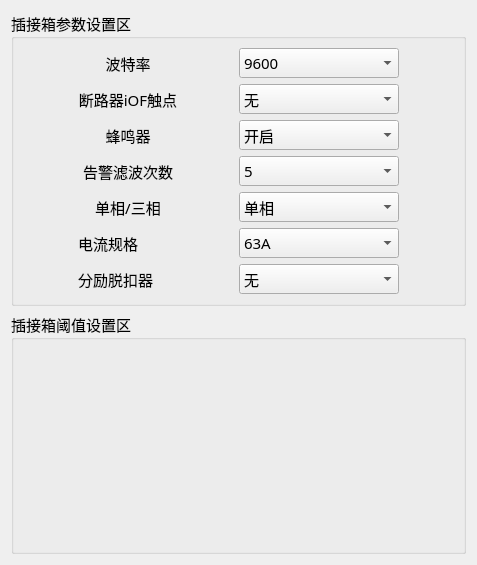
This is BusbarDebug/setting/set_siwid.ui in ChinaClever/BusbarDebug as Qt 5 draws it before an edit. The edited form follows.
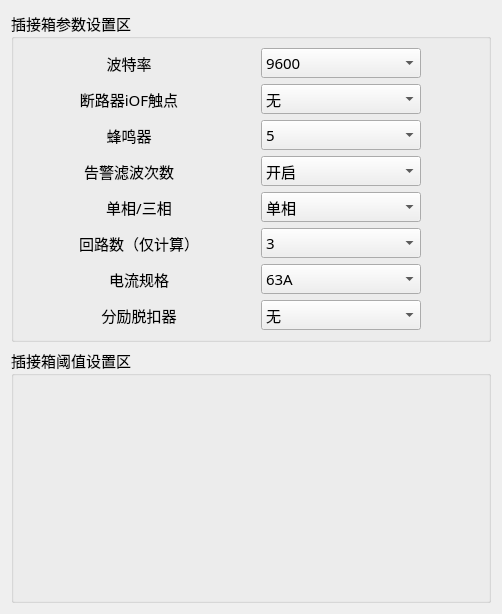
This is the edited form.

Commit message: 增加回路，总功率阈值规则更改

Diff of the .ui file:
```diff
--- a/BusbarDebug/setting/set_siwid.ui
+++ b/BusbarDebug/setting/set_siwid.ui
@@ -6,8 +6,8 @@
    <rect>
     <x>0</x>
     <y>0</y>
-    <width>477</width>
-    <height>565</height>
+    <width>502</width>
+    <height>614</height>
    </rect>
   </property>
   <property name="windowTitle">
@@ -42,7 +42,23 @@
         </property>
        </widget>
       </item>
-      <item row="0" column="1">
+      <item row="1" column="0">
+       <widget class="QLabel" name="label_9">
+        <property name="maximumSize">
+         <size>
+          <width>100</width>
+          <height>16777215</height>
+         </size>
+        </property>
+        <property name="text">
+         <string>断路器iOF触点</string>
+        </property>
+        <property name="alignment">
+         <set>Qt::AlignCenter</set>
+        </property>
+       </widget>
+      </item>
+      <item row="0" column="3">
        <widget class="QComboBox" name="baudBox">
         <property name="minimumSize">
          <size>
@@ -78,8 +94,28 @@
         </item>
        </widget>
       </item>
-      <item row="1" column="0">
-       <widget class="QLabel" name="label_9">
+      <item row="7" column="0">
+       <widget class="QLabel" name="label_4">
+        <property name="text">
+         <string>回路数（仅计算）</string>
+        </property>
+        <property name="alignment">
+         <set>Qt::AlignCenter</set>
+        </property>
+       </widget>
+      </item>
+      <item row="13" column="0">
+       <widget class="QLabel" name="label_2">
+        <property name="text">
+         <string>电流规格</string>
+        </property>
+        <property name="alignment">
+         <set>Qt::AlignCenter</set>
+        </property>
+       </widget>
+      </item>
+      <item row="4" column="0">
+       <widget class="QLabel" name="label_11">
         <property name="maximumSize">
          <size>
           <width>100</width>
@@ -87,14 +123,54 @@
          </size>
         </property>
         <property name="text">
-         <string>断路器iOF触点</string>
+         <string>告警滤波次数</string>
         </property>
         <property name="alignment">
          <set>Qt::AlignCenter</set>
         </property>
        </widget>
       </item>
-      <item row="1" column="1">
+      <item row="13" column="3">
+       <widget class="QComboBox" name="curSpecBox">
+        <property name="minimumSize">
+         <size>
+          <width>120</width>
+          <height>30</height>
+         </size>
+        </property>
+        <item>
+         <property name="text">
+          <string>63A</string>
+         </property>
+        </item>
+        <item>
+         <property name="text">
+          <string>125A（65A以上）</string>
+         </property>
+        </item>
+       </widget>
+      </item>
+      <item row="14" column="0">
+       <widget class="QLabel" name="label_3">
+        <property name="text">
+         <string>分励脱扣器</string>
+        </property>
+        <property name="alignment">
+         <set>Qt::AlignCenter</set>
+        </property>
+       </widget>
+      </item>
+      <item row="6" column="0">
+       <widget class="QLabel" name="label">
+        <property name="text">
+         <string>单相/三相</string>
+        </property>
+        <property name="alignment">
+         <set>Qt::AlignCenter</set>
+        </property>
+       </widget>
+      </item>
+      <item row="1" column="3">
        <widget class="QComboBox" name="iOFBox">
         <property name="minimumSize">
          <size>
@@ -120,7 +196,52 @@
         </item>
        </widget>
       </item>
-      <item row="2" column="0">
+      <item row="6" column="3">
+       <widget class="QComboBox" name="phaseBox">
+        <property name="minimumSize">
+         <size>
+          <width>120</width>
+          <height>30</height>
+         </size>
+        </property>
+        <item>
+         <property name="text">
+          <string>单相</string>
+         </property>
+        </item>
+        <item>
+         <property name="text">
+          <string>三相</string>
+         </property>
+        </item>
+       </widget>
+      </item>
+      <item row="7" column="3">
+       <widget class="QComboBox" name="loopBox">
+        <property name="minimumSize">
+         <size>
+          <width>120</width>
+          <height>30</height>
+         </size>
+        </property>
+        <item>
+         <property name="text">
+          <string>3</string>
+         </property>
+        </item>
+        <item>
+         <property name="text">
+          <string>6</string>
+         </property>
+        </item>
+        <item>
+         <property name="text">
+          <string>9</string>
+         </property>
+        </item>
+       </widget>
+      </item>
+      <item row="3" column="0">
        <widget class="QLabel" name="label_8">
         <property name="maximumSize">
          <size>
@@ -136,23 +257,17 @@
         </property>
        </widget>
       </item>
-      <item row="2" column="1">
-       <widget class="QComboBox" name="buzzerBox">
+      <item row="14" column="3">
+       <widget class="QComboBox" name="tripBox">
         <property name="minimumSize">
          <size>
           <width>120</width>
           <height>30</height>
          </size>
         </property>
-        <property name="maximumSize">
-         <size>
-          <width>160</width>
-          <height>16777215</height>
-         </size>
-        </property>
         <item>
          <property name="text">
-          <string>开启</string>
+          <string>无</string>
          </property>
         </item>
         <item>
@@ -162,23 +277,7 @@
         </item>
        </widget>
       </item>
-      <item row="3" column="0">
-       <widget class="QLabel" name="label_11">
-        <property name="maximumSize">
-         <size>
-          <width>100</width>
-          <height>16777215</height>
-         </size>
-        </property>
-        <property name="text">
-         <string>告警滤波次数</string>
-        </property>
-        <property name="alignment">
-         <set>Qt::AlignCenter</set>
-        </property>
-       </widget>
-      </item>
-      <item row="3" column="1">
+      <item row="3" column="3">
        <widget class="QComboBox" name="filterBox">
         <property name="minimumSize">
          <size>
@@ -277,68 +376,28 @@
         </item>
        </widget>
       </item>
-      <item row="4" column="0">
-       <widget class="QLabel" name="label">
-        <property name="text">
-         <string>单相/三相</string>
+      <item row="4" column="3">
+       <widget class="QComboBox" name="buzzerBox">
+        <property name="minimumSize">
+         <size>
+          <width>120</width>
+          <height>30</height>
+         </size>
         </property>
-        <property name="alignment">
-         <set>Qt::AlignCenter</set>
+        <property name="maximumSize">
+         <size>
+          <width>160</width>
+          <height>16777215</height>
+         </size>
         </property>
-       </widget>
-      </item>
-      <item row="4" column="1">
-       <widget class="QComboBox" name="phaseBox">
         <item>
          <property name="text">
-          <string>单相</string>
+          <string>开启</string>
          </property>
         </item>
         <item>
          <property name="text">
-          <string>三相</string>
-         </property>
-        </item>
-       </widget>
-      </item>
-      <item row="5" column="0">
-       <widget class="QLabel" name="label_2">
-        <property name="text">
-         <string>电流规格</string>
-        </property>
-       </widget>
-      </item>
-      <item row="5" column="1">
-       <widget class="QComboBox" name="curSpecBox">
-        <item>
-         <property name="text">
-          <string>63A</string>
-         </property>
-        </item>
-        <item>
-         <property name="text">
-          <string>125A（65A以上）</string>
-         </property>
-        </item>
-       </widget>
-      </item>
-      <item row="6" column="0">
-       <widget class="QLabel" name="label_3">
-        <property name="text">
-         <string>分励脱扣器</string>
-        </property>
-       </widget>
-      </item>
-      <item row="6" column="1">
-       <widget class="QComboBox" name="tripBox">
-        <item>
-         <property name="text">
-          <string>无</string>
-         </property>
-        </item>
-        <item>
-         <property name="text">
-          <string>配有</string>
+          <string>关闭</string>
          </property>
         </item>
        </widget>
```
Left out of the diff: 40 changed lines with no effect on the pictures. The commit also changes 6 other files.
